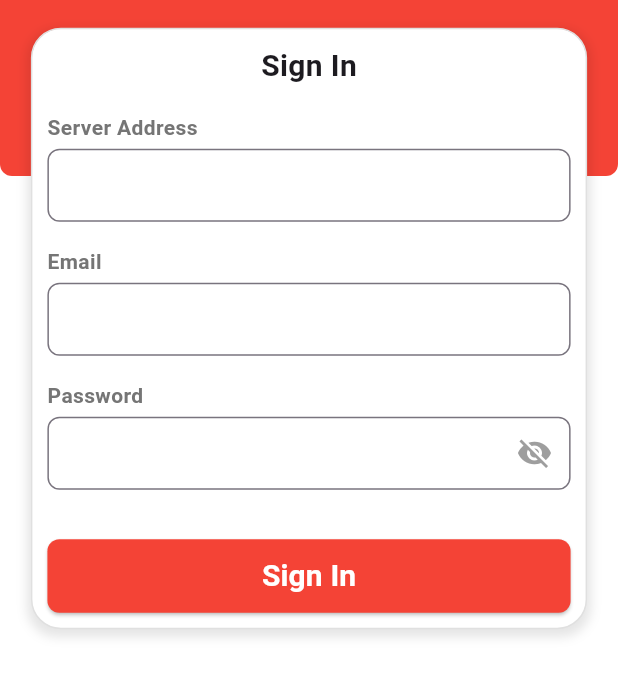
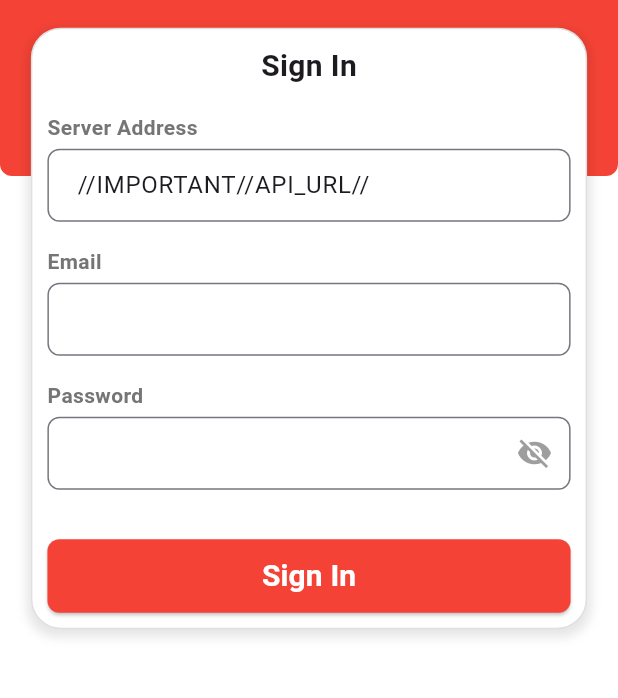
Before and after one commit to cv-solusikreatifanakindonesia/sleektiv-hris-mobile, a Flutter app: the screen it shows after launch, on a phone screen of 412 x 824 dp, the part 343-1041 px from its top. Run offline on Flutter 3.47's test engine with Material 3 defaults, Android fonts, the phone set to English and light mode, and no system bars; our stand-ins replace animated_notch_bottom_bar, camera, connectivity_plus, dropdown_search, file_picker, flutter_html and 12 more; missing offline and left inert: flutter_face_api_beta, flutter_map_animations, flutter_map_marker_popup, flutter_ringtone_player, multiselect_dropdown_flutter, odoo_rpc; network calls fail.

```diff
--- a/sleektiv_hris_mobile/lib/main.dart
+++ b/sleektiv_hris_mobile/lib/main.dart
@@ -86,8 +86,12 @@ Future<void> main() async {
     fetchNotifications();
     unreadNotificationsCount();
   });
-
-
+  final prefs = await SharedPreferences.getInstance();
+  var typed_serverUrl = prefs.getString("typed_url");
+  if(typed_serverUrl == null){
+    final prefsSet = await SharedPreferences.getInstance();
+    prefsSet.setString("typed_url", "//IMPORTANT//API_URL//");
+  }
   runApp(LoginApp());
   clearSharedPrefs();
 }
--- a/sleektiv_hris_mobile/lib/sleektiv_hris_main/login.dart
+++ b/sleektiv_hris_mobile/lib/sleektiv_hris_main/login.dart
@@ -30,13 +30,23 @@ class _LoginPageState extends State<LoginPage> {
     super.initState();
     getConnectivity();
 
-    WidgetsBinding.instance.addPostFrameCallback((_) {
+    WidgetsBinding.instance.addPostFrameCallback((_) async {
       double screenWidth = MediaQuery.of(context).size.width;
       double horizontalMarginPercentage = 0.1;
       setState(() {
         horizontalMargin = screenWidth * horizontalMarginPercentage;
       });
+      await _beforeLogin();
     });
+  }
+
+  //Login Init
+  Future<void> _beforeLogin() async {
+    final prefs = await SharedPreferences.getInstance();
+    var typed_serverUrl = prefs.getString("typed_url");
+    if(typed_serverUrl != null) {
+      serverController.text = typed_serverUrl;
+    }
   }
 
   /// Logs in the user by sending a POST request to the server.
```
Also changed, not shown: 4 other files.
